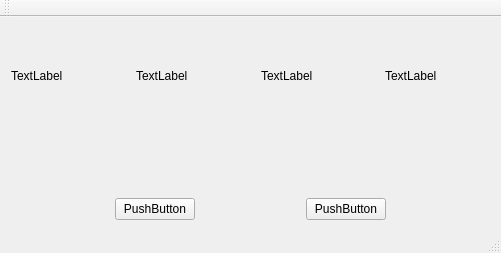
First picture: the form in QFont_QIcon_QImage_QPixmap_QPicture/mainwindow.ui, repository charon-cheung/Qt-Turtorial, before the edit.
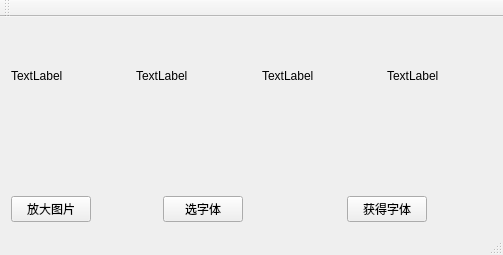
Second picture: the form after the edit.

Commit message: :sparkles: 放大图片

```diff
--- a/QFont_QIcon_QImage_QPixmap_QPicture/mainwindow.ui
+++ b/QFont_QIcon_QImage_QPixmap_QPicture/mainwindow.ui
@@ -6,8 +6,8 @@
    <rect>
     <x>0</x>
     <y>0</y>
-    <width>501</width>
-    <height>253</height>
+    <width>503</width>
+    <height>255</height>
    </rect>
   </property>
   <property name="windowTitle">
@@ -91,6 +91,13 @@
       </item>
       <item>
        <layout class="QHBoxLayout" name="horizontalLayout_2">
+        <item>
+         <widget class="QPushButton" name="zoomIn">
+          <property name="text">
+           <string>放大图片</string>
+          </property>
+         </widget>
+        </item>
         <item>
          <spacer name="horizontalSpacer_3">
           <property name="orientation">
@@ -107,7 +114,7 @@
         <item>
          <widget class="QPushButton" name="fontPicker">
           <property name="text">
-           <string>PushButton</string>
+           <string>选字体</string>
           </property>
          </widget>
         </item>
@@ -127,7 +134,7 @@
         <item>
          <widget class="QPushButton" name="getFont">
           <property name="text">
-           <string>PushButton</string>
+           <string>获得字体</string>
           </property>
          </widget>
         </item>
```
Left out of the diff: 4 changed lines with no effect on the pictures. The commit also changes 4 other files.
